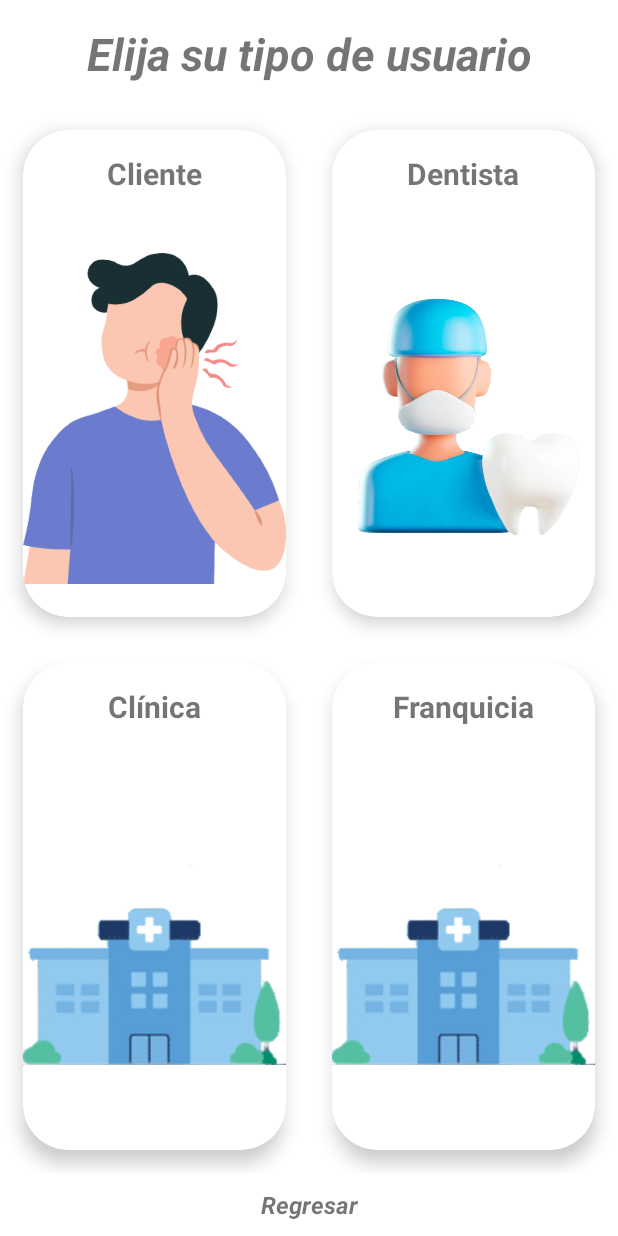
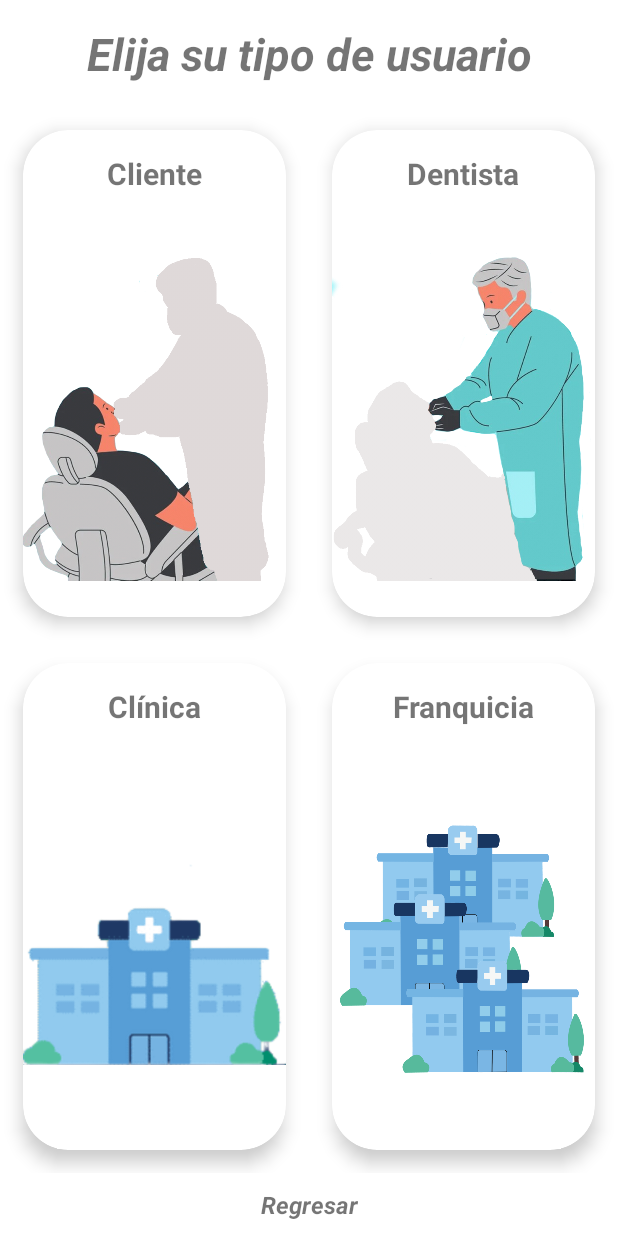
Before and after one commit to MrcoAlba/TraceDent, an Android app: the screen it shows after launch (LoginActivity), after a tap on "O crear una cuenta", on a phone screen of 412 x 824 dp. Run offline under Robolectric (Android 15) with nearby library versions, the phone set to English and light mode, and no system bars; our stand-ins replace Firebase (no records; nobody signed in at launch, a user with empty details on screens opened directly); 2 other taps on this screen came first.

```diff
--- a/app/src/main/java/the/goats/tracedent/views/fragments/LoginFragment.kt
+++ b/app/src/main/java/the/goats/tracedent/views/fragments/LoginFragment.kt
@@ -32,9 +32,9 @@ class LoginFragment
         //Firebase Auth
         auth = Firebase.auth
         //Listeners
-        binding.btnLogin.setOnClickListener             { login()               }
-        binding.tvForgottenPassword.setOnClickListener  { forgottenPassword()   }
-        binding.tvCreateAccount.setOnClickListener      { signUp()              }
+        binding.btnLogin.setOnClickListener                     { login()               }
+        binding.tvForgottenPassword.setOnClickListener          { forgottenPassword()   }
+        binding.tvCreateAccount.setOnClickListener              { register()            }
     }
 
     //Login
@@ -45,7 +45,8 @@ class LoginFragment
         //Validate email and password
         if (validateCredentials(email,password)){
             //Firebase authenticati
-            auth.signInWithEmailAndPassword(email, password)
+            auth
+                .signInWithEmailAndPassword(email, password)
                 .addOnCompleteListener { task ->
                     if (task.isSuccessful) {
                         // Sign in success, go to next activity
@@ -95,7 +96,7 @@ class LoginFragment
     }
 
     //Register
-    private fun signUp(){
+    private fun register()  {
         communicator
             .goToAnotherFragment(
                 null,
--- a/app/src/main/res/layout/fragment_login.xml
+++ b/app/src/main/res/layout/fragment_login.xml
@@ -54,7 +54,7 @@
         android:layout_height="wrap_content"
         android:layout_margin="10dp"
         android:gravity="start"
-        android:hint="Ingresar correo electronico"
+        android:hint="Ingresar contraseña"
         android:textSize="16sp"
         app:layout_constraintStart_toStartOf="parent"
         app:layout_constraintEnd_toEndOf="parent"
--- a/app/src/main/res/layout/fragment_register_g0.xml
+++ b/app/src/main/res/layout/fragment_register_g0.xml
@@ -69,7 +69,7 @@
                     android:id="@+id/siv_client"
                     android:layout_width="match_parent"
                     android:layout_height="0dp"
-                    android:src="@drawable/client"
+                    android:src="@drawable/customer"
                     app:layout_constraintStart_toStartOf="parent"
                     app:layout_constraintEnd_toEndOf="parent"
                     app:layout_constraintTop_toBottomOf="@id/tv_client"
@@ -116,7 +116,7 @@
                     android:id="@+id/siv_dentist"
                     android:layout_width="match_parent"
                     android:layout_height="0dp"
-                    android:src="@drawable/tracedent"
+                    android:src="@drawable/doctor"
                     app:layout_constraintStart_toStartOf="parent"
                     app:layout_constraintEnd_toEndOf="parent"
                     app:layout_constraintTop_toBottomOf="@id/tv_dentist"
@@ -175,7 +175,7 @@
                     android:id="@+id/siv_clinic"
                     android:layout_width="match_parent"
                     android:layout_height="0dp"
-                    android:src="@drawable/clinic_removebg_preview"
+                    android:src="@drawable/clinic"
                     app:layout_constraintStart_toStartOf="parent"
                     app:layout_constraintEnd_toEndOf="parent"
                     app:layout_constraintTop_toBottomOf="@id/tv_clinic"
@@ -222,7 +222,7 @@
                     android:id="@+id/siv_franchice"
                     android:layout_width="match_parent"
                     android:layout_height="0dp"
-                    android:src="@drawable/clinic_removebg_preview"
+                    android:src="@drawable/clinics"
                     app:layout_constraintStart_toStartOf="parent"
                     app:layout_constraintEnd_toEndOf="parent"
                     app:layout_constraintTop_toBottomOf="@id/tv_franchice"
```
Also changed, not shown: app/src/main/java/the/goats/tracedent/views/fragments/RegisterG0Fragment.kt (+5 -5 lines), app/src/main/java/the/goats/tracedent/views/fragments/RegisterG1Fragment.kt (+32 -8 lines), app/src/main/java/the/goats/tracedent/views/fragments/RegisterG2Fragment.kt (+31 -21 lines), app/src/main/res/drawable/clinic.png (renamed from app/src/main/res/drawable/clinic_removebg_preview.png), app/src/main/res/drawable/clinics.png (added), app/src/main/res/drawable/customer.png (added), app/src/main/res/drawable/doctor.png (added).
